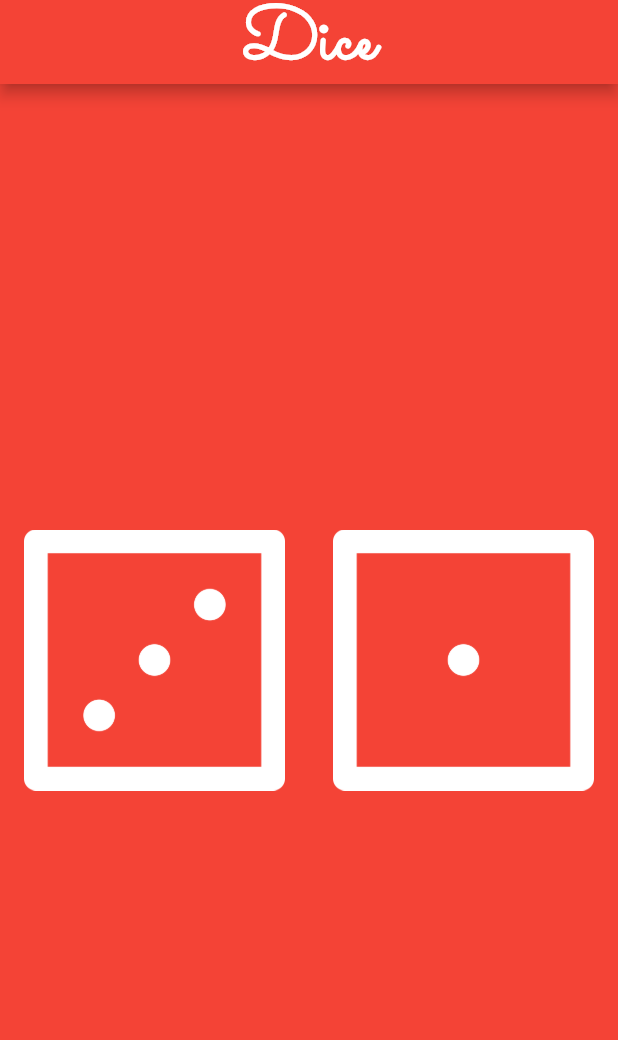
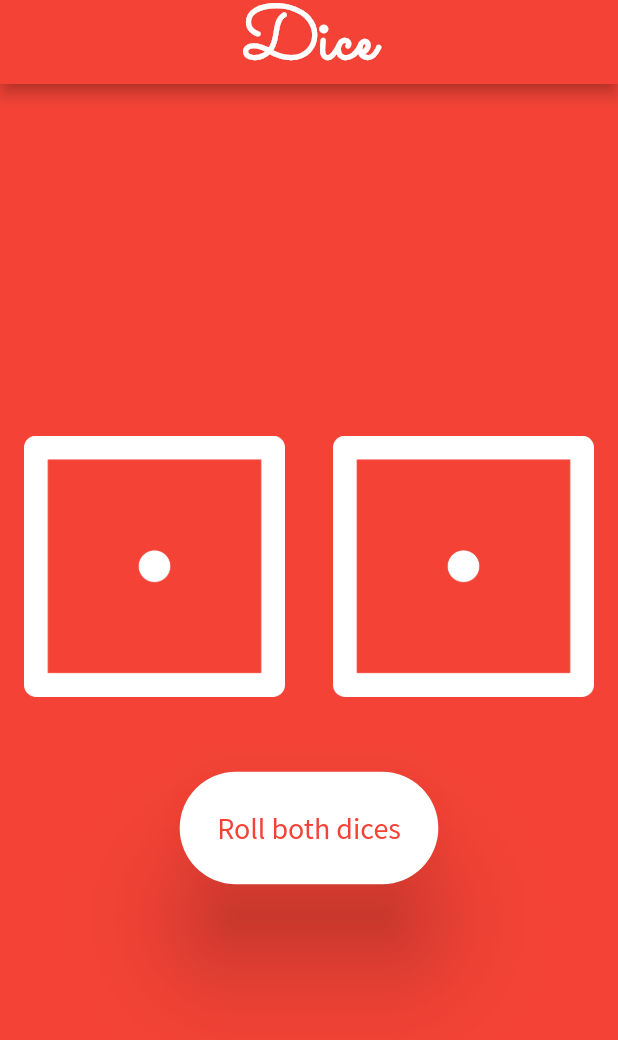
Before and after one commit to aaravchandra02/Flutter-Learning, a Flutter app: the screen it shows after launch, on a phone screen of 412 x 824 dp. Shown: the top 1040 px of the screen. Run offline on Flutter 3.47's test engine with Material 2 defaults, Android fonts, the phone set to English and light mode, and no system bars.

Commit message:
converted to stateful widget and added the buttons and ui changes are mapped

```diff
--- a/Dice App/lib/main.dart
+++ b/Dice App/lib/main.dart
@@ -1,4 +1,5 @@
 import 'package:flutter/material.dart';
+import 'dart:math';
 
 void main() {
   return runApp(
@@ -24,11 +25,25 @@ void main() {
   );
 }
 
-class DicePage extends StatelessWidget {
+class DicePage extends StatefulWidget {
+  @override
+  _DicePageState createState() => _DicePageState();
+}
+
+// This is the 'state' part of a stateful widget
+class _DicePageState extends State<DicePage> {
+  final random = new Random();
+  int leftDiceNumber = 1;
+  int rightDiceNumber = 1;
   @override
   Widget build(BuildContext context) {
+    // Randommly generating the dice numbers.
+
     return Center(
-      child: Row(
+      child: Column(
+        mainAxisAlignment: MainAxisAlignment.center,
+        children: [
+          Row(
             children: [
               Expanded(
                 // flex property is used here to make this child twice than the other one.
@@ -36,23 +51,65 @@ class DicePage extends StatelessWidget {
                 child: FlatButton(
                   // we provide this an anonymous function.
                   onPressed: () {
+                    // now we need to call the setState() - it tells that the state has been changed
+                    setState(() {
                       print('Touched left button');
+                      leftDiceNumber = random.nextInt(6) + 1;
+                      print('$leftDiceNumber');
+                    });
                   },
-              child: Image.asset('images/dice3.png'),
+                  // This $ is string interpolation
+                  child: Image.asset('images/dice$leftDiceNumber.png'),
                 ),
               ),
               Expanded(
                 child: FlatButton(
-              // it expects an "onPressed" whichmust have void callback function.
+                  // it expects an "onPressed" which must have void callback function.
                   onPressed: () {
+                    setState(() {
                       print('Touched right button');
+                      rightDiceNumber = random.nextInt(6) + 1;
+                    });
                   },
                   child: Image(
                     // to make the image adaptable we use 'Expanded' widget
-                image: AssetImage('images/dice1.png'),
+                    image: AssetImage('images/dice$rightDiceNumber.png'),
                   ),
                 ),
-          )
+              ),
+            ],
+          ),
+          SizedBox(
+            width: 200.0,
+            height: 50.0,
+          ),
+          Column(
+            children: [
+              RaisedButton(
+                shape: RoundedRectangleBorder(
+                  borderRadius: BorderRadius.circular(70.0),
+                ),
+                color: Colors.white,
+                elevation: 30.0,
+                padding: EdgeInsets.all(25.0),
+                child: Text(
+                  'Roll both dices',
+                  style: TextStyle(
+                    color: Colors.red,
+                    fontSize: 20.0,
+                    fontFamily: 'Source Sans Pro',
+                  ),
+                ),
+                onPressed: () {
+                  setState(() {
+                    print('rolling both dices');
+                    leftDiceNumber = random.nextInt(6) + 1;
+                    rightDiceNumber = random.nextInt(6) + 1;
+                  });
+                },
+              ),
+            ],
+          ),
         ],
       ),
     );
```
Lines whose indentation alone changed are shown as unchanged.
